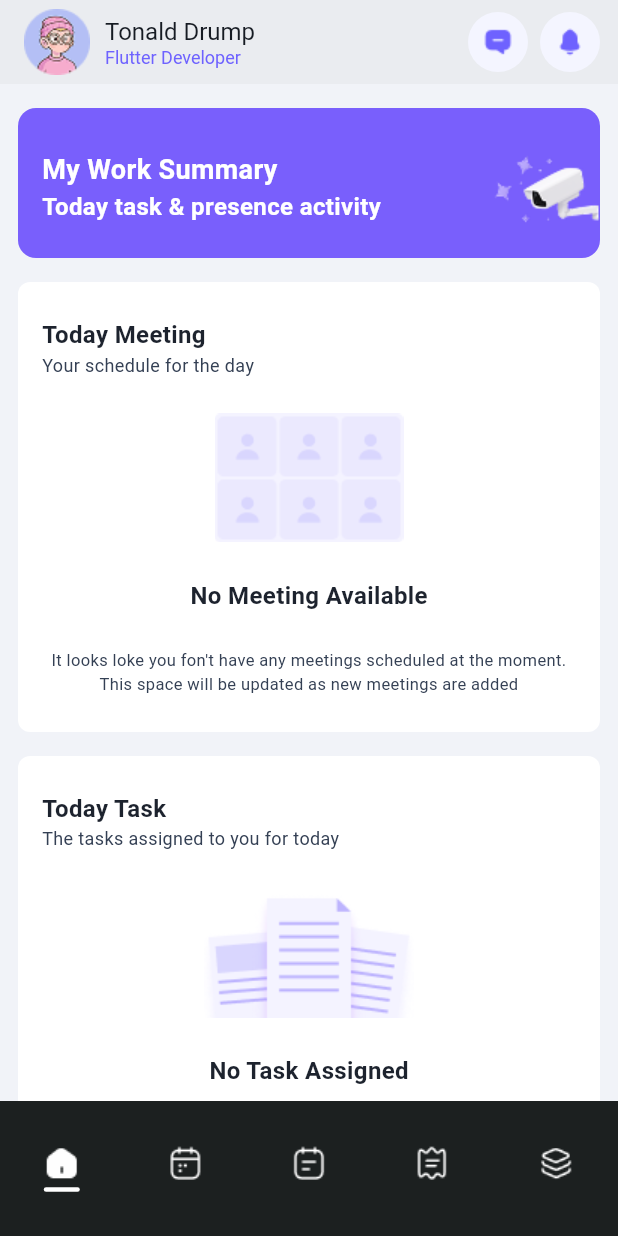
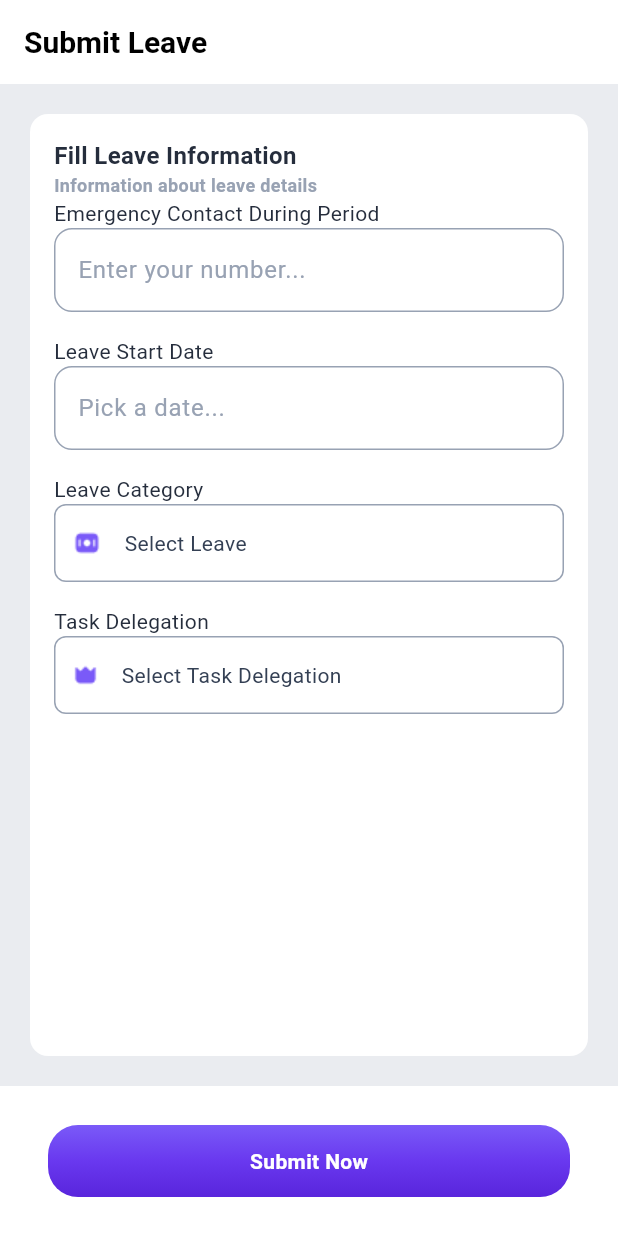
Before and after one commit to leeerrrrmmm/TaskMaster, a Flutter app: the screen it shows after launch, on a phone screen of 412 x 824 dp. Run offline on Flutter 3.47's test engine with Material 3 defaults, Android fonts, the phone set to English and light mode, and no system bars; our stand-ins replace animate_do, dotted_border, equatable, flutter_bloc, go_router, loading_animation_widget; missing offline and left inert: email_otp.

Commit message:
need one more form and bloc logic of adding leaves

```diff
--- a/lib/core/router/app_router.dart
+++ b/lib/core/router/app_router.dart
@@ -1,5 +1,6 @@
 import 'package:go_router/go_router.dart';
 import 'package:task_master/features/forgot/forgot_screen.dart';
+import 'package:task_master/features/leave/presentation/submit/submit_leave.dart';
 import 'package:task_master/features/login/login_screen.dart';
 import 'package:task_master/features/main/screens/bottom/bottom_nav_bar.dart';
 import 'package:task_master/features/main/screens/main_screen.dart/main_screen.dart';
@@ -13,7 +14,7 @@ import 'package:task_master/features/task/presentation/task_screen.dart';
 
 /// App Router
 final GoRouter appRouter = GoRouter(
-  initialLocation: '/bottom',
+  initialLocation: '/subLeave',
   routes: [
     GoRoute(path: '/onboarding', builder: (_, __) => const OnboardingScreen()),
     GoRoute(
@@ -66,5 +67,10 @@ final GoRouter appRouter = GoRouter(
       name: 'task',
       builder: (_, __) => const TaskScreen(),
     ),
+    GoRoute(
+      path: '/subLeave',
+      name: 'subLeave',
+      builder: (_, __) => const SubmitLeave(),
+    ),
   ],
 );
--- /dev/null
+++ b/lib/features/leave/extension/leave_category_extension.dart
@@ -0,0 +1,46 @@
+///
+enum LeaveCategory {
+  ///
+  sick,
+
+  ///
+  annual,
+
+  ///
+  mat,
+
+  ///
+  ber,
+
+  ///
+  personal,
+
+  ///
+  jury,
+
+  ///
+  compassionate,
+}
+
+///
+extension LeaveCategoryExtension on LeaveCategory {
+  ///
+  String get label {
+    switch (this) {
+      case LeaveCategory.sick:
+        return 'Sick Leave';
+      case LeaveCategory.annual:
+        return 'Annual Leave/Vacation Leave';
+      case LeaveCategory.mat:
+        return 'Maternity/Paternity Leave';
+      case LeaveCategory.ber:
+        return 'Bereavement Leave';
+      case LeaveCategory.personal:
+        return 'Personal Leave';
+      case LeaveCategory.jury:
+        return 'Personal Leave';
+      case LeaveCategory.compassionate:
+        return 'Compassionate Leave';
+    }
+  }
+}
--- /dev/null
+++ b/lib/features/leave/extension/task_delegation_cat_extension.dart
@@ -0,0 +1,46 @@
+///
+enum TaskDelegationCat {
+  ///
+  jeane,
+
+  ///
+  max,
+
+  ///
+  tom,
+
+  ///
+  lerm,
+
+  ///
+  sasha,
+
+  ///
+  claudia,
+
+  ///
+  john,
+}
+
+///
+extension TaskDelegationCatExtension on TaskDelegationCat {
+  ///
+  String get label {
+    switch (this) {
+      case TaskDelegationCat.jeane:
+        return 'Jeane - UX Writer';
+      case TaskDelegationCat.max:
+        return 'Max - UX Designer';
+      case TaskDelegationCat.tom:
+        return 'Tom - UI Designer';
+      case TaskDelegationCat.lerm:
+        return 'Lerm - Flutter Developer';
+      case TaskDelegationCat.sasha:
+        return 'Sasha - UI/UX Designer';
+      case TaskDelegationCat.claudia:
+        return 'Claudia - Full Stack Developer';
+      case TaskDelegationCat.john:
+        return 'John - Lead Flutter';
+    }
+  }
+}
--- /dev/null
+++ b/lib/features/leave/presentation/submit/submit_leave.dart
@@ -0,0 +1,172 @@
+import 'package:flutter/material.dart';
+import 'package:task_master/core/theme/app_colors.dart';
+import 'package:task_master/core/widget/gradient_button_widget.dart';
+import 'package:task_master/core/widget/text_form_widget.dart';
+import 'package:task_master/features/leave/extension/leave_category_extension.dart';
+import 'package:task_master/features/leave/extension/task_delegation_cat_extension.dart';
+import 'package:task_master/features/leave/widgets/leave_and_task_delegation_widget.dart';
+
+/// [SubmitLeave]
+class SubmitLeave extends StatefulWidget {
+  /// [SubmitLeave] constructor
+  const SubmitLeave({super.key});
+
+  @override
+  State<SubmitLeave> createState() => _SubmitLeaveState();
+}
+
+class _SubmitLeaveState extends State<SubmitLeave> {
+  final GlobalKey<FormState> _formKey = GlobalKey<FormState>();
+
+  final TextEditingController _phoneController = TextEditingController();
+  final TextEditingController _dateController = TextEditingController();
+
+  DateTime? _selectedDate;
+
+  LeaveCategory? selectedLeave;
+  TaskDelegationCat? selectedTaskDelegation;
+
+  @override
+  Widget build(BuildContext context) {
+    return Scaffold(
+      backgroundColor: AppColors.grey200,
+      appBar: AppBar(
+        title: const Text(
+          'Submit Leave',
+          style: TextStyle(
+            color: Colors.black,
+            fontSize: 20,
+            fontWeight: FontWeight.w600,
+          ),
+        ),
+      ),
+      body: Stack(
+        children: [
+          Container(
+            padding: const EdgeInsets.all(16),
+            margin: const EdgeInsets.fromLTRB(20, 20, 20, 120),
+            width: double.infinity,
+            decoration: BoxDecoration(
+              color: Colors.white,
+              borderRadius: BorderRadius.circular(12),
+            ),
+            child: Column(
+              crossAxisAlignment: CrossAxisAlignment.start,
+              children: [
+                const TopHeadWidget(),
+                Form(
+                  key: _formKey,
+                  child: Column(
+                    children: [
+                      TextFormWidget(
+                        text: 'Emergency Contact During Period',
+                        hintText: 'Enter your number...',
+                        controller: _phoneController,
+                      ),
+                      const SizedBox(height: 16),
+
+                      /// 📅 Date picker field
+                      GestureDetector(
+                        onTap: () => _pickDate(context),
+                        child: AbsorbPointer(
+                          child: TextFormWidget(
+                            text: 'Leave Start Date',
+                            hintText: 'Pick a date...',
+                            controller: _dateController,
+                          ),
+                        ),
+                      ),
+                      const SizedBox(height: 16),
+
+                      LeaveAndTaskDelegationWidget(
+                        onTaskDelegationSelected: (leave) {
+                          selectedTaskDelegation = leave;
+                        },
+                        onLeaveCatSelected: (taskDelegation) {
+                          selectedLeave = taskDelegation;
+                        },
+                      ),
+                    ],
+                  ),
+                ),
+              ],
+            ),
+          ),
+          Positioned(
+            bottom: 0,
+            right: 0,
+            left: 0,
+            child: Container(
+              height: 100,
+              decoration: const BoxDecoration(color: Colors.white),
+              child: Center(
+                child: GradientButtonWidget(
+                  btnText: 'Submit Now',
+                  onTap: () {
+                    if (_formKey.currentState!.validate()) {
+                      // handle form submission
+                      print('Phone: ${_phoneController.text}');
+                      print('Date: ${_dateController.text}');
+                      print('Leave: $selectedLeave');
+                      print('Delegation: $selectedTaskDelegation');
+                    }
+                  },
+                ),
+              ),
+            ),
+          ),
+        ],
+      ),
+    );
+  }
+
+  Future<void> _pickDate(BuildContext context) async {
+    final DateTime? picked = await showDatePicker(
+      context: context,
+      initialDate: _selectedDate ?? DateTime.now(),
+      firstDate: DateTime(2000),
+      lastDate: DateTime(2100),
+    );
+
+    if (picked != null) {
+      setState(() {
+        _selectedDate = picked;
+        _dateController.text = "${picked.day}/${picked.month}/${picked.year}";
+      });
+    }
+  }
+
+  @override
+  void dispose() {
+    _phoneController.dispose();
+    _dateController.dispose();
+    super.dispose();
+  }
+}
+
+///
+class TopHeadWidget extends StatelessWidget {
+  ///
+  const TopHeadWidget({super.key});
+
+  @override
+  Widget build(BuildContext context) {
+    return const Column(
+      crossAxisAlignment: CrossAxisAlignment.start,
+      children: [
+        Text(
+          'Fill Leave Information',
+          style: TextStyle(fontSize: 16, fontWeight: FontWeight.w600),
+        ),
+        Text(
+          'Information about leave details',
+          style: TextStyle(
+            fontSize: 12,
+            fontWeight: FontWeight.w600,
+            color: AppColors.grey400,
+          ),
+        ),
+      ],
+    );
+  }
+}
--- /dev/null
+++ b/lib/features/leave/widgets/leave_and_task_delegation_widget.dart
@@ -0,0 +1,359 @@
+import 'package:flutter/material.dart';
+import 'package:task_master/core/theme/app_colors.dart';
+import 'package:task_master/features/leave/extension/leave_category_extension.dart';
+import 'package:task_master/features/leave/extension/task_delegation_cat_extension.dart';
+
+/// [LeaveAndTaskDelegationWidget]
+class LeaveAndTaskDelegationWidget extends StatefulWidget {
+  /// [LeaveAndTaskDelegationWidget] constructor
+  const LeaveAndTaskDelegationWidget({
+    super.key,
+    this.onLeaveCatSelected,
+    this.onTaskDelegationSelected,
+  });
+
+  /// Callback when a priority is selected
+  final void Function(LeaveCategory?)? onLeaveCatSelected;
+
+  /// Callback when a difficulty is selected
+  final void Function(TaskDelegationCat?)? onTaskDelegationSelected;
+
+  @override
+  State<LeaveAndTaskDelegationWidget> createState() =>
+      _LeaveAndTaskDelegationWidgetState();
+}
+
+class _LeaveAndTaskDelegationWidgetState
+    extends State<LeaveAndTaskDelegationWidget> {
+  LeaveCategory? selectedLeave;
+  TaskDelegationCat? selectedTaskDelegation;
+
+  @override
+  Widget build(BuildContext context) {
+    return Column(
+      crossAxisAlignment: CrossAxisAlignment.start,
+      children: [
+        const Text('Leave Category'),
+        GestureDetector(
+          onTap: () async {
+            final result = await priorityModalSheet(context, selectedLeave);
+            if (result != null && result is LeaveCategory) {
+              setState(() {
+                selectedLeave = result;
+              });
+              widget.onLeaveCatSelected?.call(result);
+            }
+          },
+          child: Container(
+            width: double.infinity,
+            height: 52,
+            padding: const EdgeInsets.symmetric(horizontal: 12),
+            decoration: BoxDecoration(
+              borderRadius: BorderRadius.circular(8),
+              border: Border.all(color: AppColors.grey400),
+              color: AppColors.white,
+            ),
+            alignment: Alignment.centerLeft,
+            child: Row(
+              children: [
+                Image.asset('assets/profile/money.png'),
+                const SizedBox(width: 16),
+                Text(
+                  selectedLeave?.label ?? 'Select Leave',
+                  style: TextStyle(
+                    color: selectedLeave != null
+                        ? Colors.black
+                        : AppColors.grey500,
+                  ),
+                ),
+              ],
+            ),
+          ),
+        ),
+        const SizedBox(height: 16),
+        const Text('Task Delegation'),
+        GestureDetector(
+          onTap: () async {
+            final result = await taskDelegationCatModalSheet(
+              context,
+              selectedTaskDelegation,
+            );
+            if (result != null && result is TaskDelegationCat) {
+              setState(() {
+                selectedTaskDelegation = result;
+              });
+              widget.onTaskDelegationSelected?.call(result);
+            }
+          },
+          child: Container(
+            width: double.infinity,
+            height: 52,
+            padding: const EdgeInsets.symmetric(horizontal: 12),
+            decoration: BoxDecoration(
+              borderRadius: BorderRadius.circular(8),
+              border: Border.all(color: AppColors.grey400),
+              color: AppColors.white,
+            ),
+            alignment: Alignment.centerLeft,
+            child: Row(
+              children: [
+                Image.asset('assets/profile/crown.png'),
+                const SizedBox(width: 16),
+                Text(
+                  selectedTaskDelegation?.label ?? 'Select Task Delegation',
+                  style: TextStyle(
+                    color: selectedTaskDelegation != null
+                        ? Colors.black
+                        : AppColors.grey500,
+                  ),
+                ),
+              ],
+            ),
+          ),
+        ),
+      ],
+    );
+  }
+
+  // Priority Bottom Sheet
+  Future<dynamic> priorityModalSheet(
+    BuildContext context,
+    LeaveCategory? current,
+  ) {
+    LeaveCategory? tempSelected = current;
+
+    return showModalBottomSheet(
+      context: context,
+      isScrollControlled: true,
+      shape: const RoundedRectangleBorder(
+        borderRadius: BorderRadius.vertical(top: Radius.circular(20)),
+      ),
+      builder: (_) {
+        return StatefulBuilder(
+          builder: (context, setModalState) {
+            return Padding(
+              padding: const EdgeInsets.all(20.0),
+              child: Column(
+                mainAxisSize: MainAxisSize.min,
+                children: [
+                  const Text(
+                    'Select Priority',
+                    style: TextStyle(fontSize: 18, fontWeight: FontWeight.bold),
+                  ),
+                  const SizedBox(height: 16),
+                  ...LeaveCategory.values.map((level) {
+                    final isSelected = tempSelected == level;
+
+                    return GestureDetector(
+                      onTap: () {
+                        setModalState(() {
+                          tempSelected = level;
+                        });
+                      },
+                      child: Container(
+                        margin: const EdgeInsets.symmetric(vertical: 6),
+                        padding: const EdgeInsets.symmetric(
+                          horizontal: 12,
+                          vertical: 14,
+                        ),
+                        decoration: BoxDecoration(
+                          color: isSelected
+                              ? AppColors.purple500
+                              : AppColors.white,
+                          borderRadius: BorderRadius.circular(8),
+                          border: Border.all(
+                            color: isSelected
+                                ? AppColors.purple500
+                                : AppColors.grey400,
+                          ),
+                        ),
+                        child: Row(
+                          children: [
+                            Container(
+                              width: 20,
+                              height: 20,
+                              decoration: BoxDecoration(
+                                shape: BoxShape.circle,
+                                border: Border.all(
+                                  color: isSelected
+                                      ? Colors.white
+                                      : AppColors.grey500,
+                                  width: 2,
+                                ),
+                                color: isSelected
+                                    ? Colors.white
+                                    : Colors.transparent,
+                              ),
+                              child: isSelected
+                                  ? const Icon(
+                                      Icons.check,
+                                      size: 14,
+                                      color: AppColors.purple500,
+                                    )
+                                  : null,
+                            ),
+                            const SizedBox(width: 12),
+                            Text(
+                              level.label,
+                              style: TextStyle(
+                                color: isSelected ? Colors.white : Colors.black,
+                                fontWeight: FontWeight.w500,
+                              ),
+                            ),
+                          ],
+                        ),
+                      ),
+                    );
+                  }),
+                  const SizedBox(height: 24),
+                  Row(
+                    mainAxisAlignment: MainAxisAlignment.spaceBetween,
+                    children: [
+                      TextButton(
+                        onPressed: () => Navigator.pop(context),
+                        child: const Text('Cancel'),
+                      ),
+                      ElevatedButton(
+                        onPressed: tempSelected != null
+                            ? () => Navigator.pop(context, tempSelected)
+                            : null,
+                        style: ElevatedButton.styleFrom(
+                          backgroundColor: tempSelected != null
+                              ? AppColors.purple500
+                              : AppColors.grey400,
+                          foregroundColor: Colors.white,
+                        ),
+                        child: const Text('Select'),
+                      ),
+                    ],
+                  ),
+                ],
+              ),
+            );
+          },
+        );
+      },
+    );
+  }
+
+  // Difficulty Bottom Sheet
+  Future<dynamic> taskDelegationCatModalSheet(
+    BuildContext context,
+    TaskDelegationCat? current,
+  ) {
+    TaskDelegationCat? tempSelected = current;
+
+    return showModalBottomSheet(
+      context: context,
+      isScrollControlled: true,
+      shape: const RoundedRectangleBorder(
+        borderRadius: BorderRadius.vertical(top: Radius.circular(20)),
+      ),
+      builder: (_) {
+        return StatefulBuilder(
+          builder: (context, setModalState) {
+            return Padding(
+              padding: const EdgeInsets.all(20.0),
+              child: Column(
+                mainAxisSize: MainAxisSize.min,
+                children: [
+                  const Text(
+                    'Select Difficulty',
+                    style: TextStyle(fontSize: 18, fontWeight: FontWeight.bold),
+                  ),
+                  const SizedBox(height: 16),
+                  ...TaskDelegationCat.values.map((level) {
+                    final isSelected = tempSelected == level;
+
+                    return GestureDetector(
+                      onTap: () {
+                        setModalState(() {
+                          tempSelected = level;
+                        });
+                      },
+                      child: Container(
+                        margin: const EdgeInsets.symmetric(vertical: 6),
+                        padding: const EdgeInsets.symmetric(
+                          horizontal: 12,
+                          vertical: 14,
+                        ),
+                        decoration: BoxDecoration(
+                          color: isSelected
+                              ? AppColors.purple500
+                              : AppColors.white,
+                          borderRadius: BorderRadius.circular(8),
+                          border: Border.all(
+                            color: isSelected
+                                ? AppColors.purple500
+                                : AppColors.grey400,
+                          ),
+                        ),
+                        child: Row(
+                          children: [
+                            Container(
+                              width: 20,
+                              height: 20,
+                              decoration: BoxDecoration(
+                                shape: BoxShape.circle,
+                                border: Border.all(
+                                  color: isSelected
+                                      ? Colors.white
+                                      : AppColors.grey500,
+                                  width: 2,
+                                ),
+                                color: isSelected
+                                    ? Colors.white
+                                    : Colors.transparent,
+                              ),
+                              child: isSelected
+                                  ? const Icon(
+                                      Icons.check,
+                                      size: 14,
+                                      color: AppColors.purple500,
+                                    )
+                                  : null,
+                            ),
+                            const SizedBox(width: 12),
+                            Text(
+                              level.label,
+                              style: TextStyle(
+                                color: isSelected ? Colors.white : Colors.black,
+                                fontWeight: FontWeight.w500,
+                              ),
+                            ),
+                          ],
+                        ),
+                      ),
+                    );
+                  }),
+                  const SizedBox(height: 24),
+                  Row(
+                    mainAxisAlignment: MainAxisAlignment.spaceBetween,
+                    children: [
+                      TextButton(
+                        onPressed: () => Navigator.pop(context),
+                        child: const Text('Cancel'),
+                      ),
+                      ElevatedButton(
+                        onPressed: tempSelected != null
+                            ? () => Navigator.pop(context, tempSelected)
+                            : null,
+                        style: ElevatedButton.styleFrom(
+                          backgroundColor: tempSelected != null
+                              ? AppColors.purple500
+                              : AppColors.grey400,
+                          foregroundColor: Colors.white,
+                        ),
+                        child: const Text('Select'),
+                      ),
+                    ],
+                  ),
+                ],
+              ),
+            );
+          },
+        );
+      },
+    );
+  }
+}
```
Also changed, not shown: lib/features/check.dart (added, +10 -0 lines), lib/features/leave/presentation/submit/submit_expense.dart (deleted, +0 -17 lines), 1 other file.
